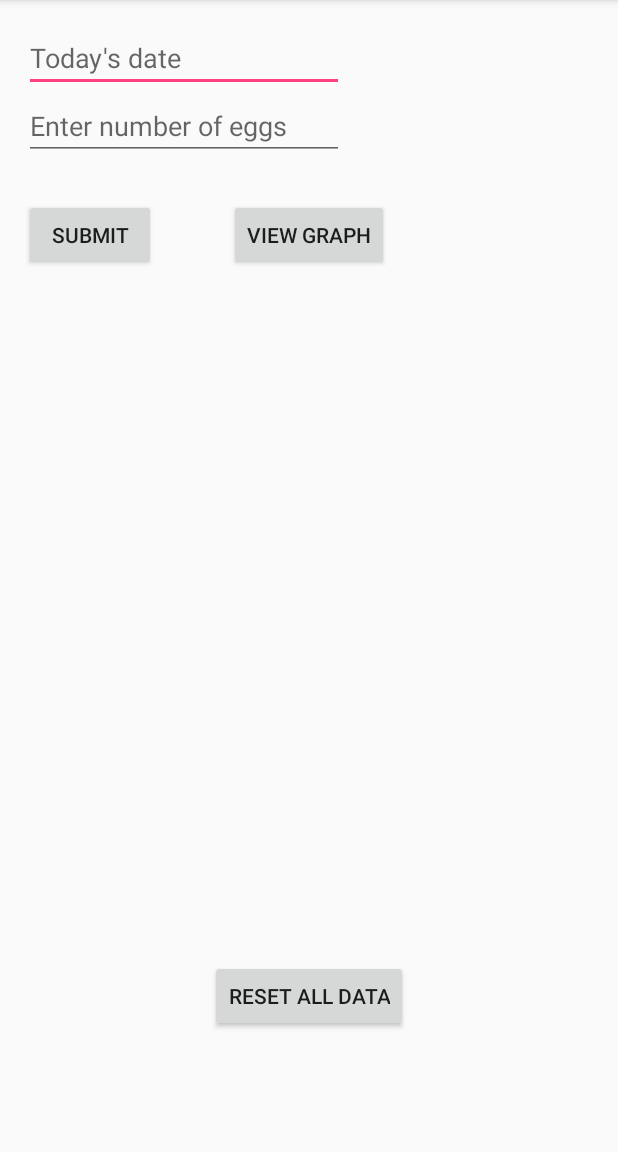
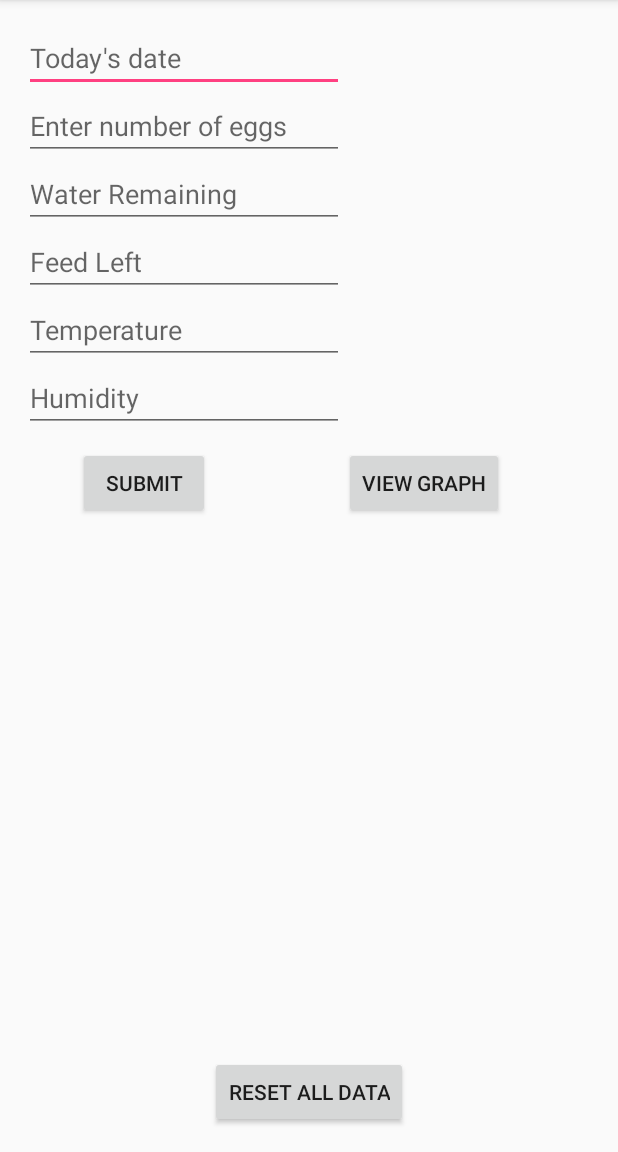
Before and after one commit to yangdanny97/CoopMaster, an Android app: the screen it shows after launch (MainActivity), on a phone screen of 412 x 824 dp, the part 84-1236 px from its top. Run offline under Robolectric (Android 15) with nearby library versions, the phone set to English and light mode, and no system bars.

Commit message:
Additional features

```diff
--- a/app/src/main/res/layout/activity_main.xml
+++ b/app/src/main/res/layout/activity_main.xml
@@ -32,6 +32,48 @@
         android:layout_alignParentLeft="true"
         android:layout_alignParentStart="true" />
 
+    <EditText
+        android:layout_width="wrap_content"
+        android:layout_height="wrap_content"
+        android:inputType="numberDecimal"
+        android:ems="10"
+        android:id="@+id/editText3"
+        android:layout_below="@+id/editText2"
+        android:layout_alignParentLeft="true"
+        android:layout_alignParentStart="true"
+        android:hint="Water Remaining " />
+
+    <EditText
+        android:layout_width="wrap_content"
+        android:layout_height="wrap_content"
+        android:inputType="numberDecimal"
+        android:ems="10"
+        android:layout_below="@+id/editText3"
+        android:layout_alignRight="@+id/editText3"
+        android:layout_alignEnd="@+id/editText3"
+        android:id="@+id/editText4"
+        android:hint="Feed Left" />
+
+    <EditText
+        android:layout_width="wrap_content"
+        android:layout_height="wrap_content"
+        android:inputType="numberDecimal"
+        android:ems="10"
+        android:id="@+id/editText5"
+        android:layout_below="@+id/editText4"
+        android:layout_alignParentLeft="true"
+        android:layout_alignParentStart="true"
+        android:hint="Temperature" />
+
+    <Button
+        android:text="Reset All Data"
+        android:layout_width="wrap_content"
+        android:layout_height="wrap_content"
+        android:id="@+id/button3"
+        android:onClick='resetAllData'
+        android:layout_centerHorizontal="true"
+        android:layout_alignParentBottom="true" />
+
     <Button
         android:text="View Graph"
         android:layout_width="wrap_content"
@@ -40,27 +82,29 @@
         android:id="@+id/button2"
         android:layout_alignBaseline="@+id/button1"
         android:layout_alignBottom="@+id/button1"
-        android:layout_centerHorizontal="true" />
+        android:layout_toRightOf="@+id/editText5"
+        android:layout_toEndOf="@+id/editText5" />
 
     <Button
         android:text="Submit"
         android:layout_width="wrap_content"
         android:layout_height="wrap_content"
-        android:layout_marginTop="26dp"
         android:id="@+id/button1"
         android:onClick='submitData'
-        android:layout_below="@+id/editText2"
-        android:layout_alignParentLeft="true"
-        android:layout_alignParentStart="true" />
+        android:layout_below="@+id/editText5"
+        android:layout_toLeftOf="@+id/button3"
+        android:layout_toStartOf="@+id/button3"
+        android:layout_marginTop="55dp" />
 
-    <Button
-        android:text="Reset All Data"
+    <EditText
         android:layout_width="wrap_content"
         android:layout_height="wrap_content"
-        android:id="@+id/button3"
-        android:onClick='resetAllData'
-        android:layout_alignParentBottom="true"
-        android:layout_centerHorizontal="true"
-        android:layout_marginBottom="64dp" />
+        android:inputType="numberDecimal"
+        android:ems="10"
+        android:layout_below="@+id/editText5"
+        android:layout_alignRight="@+id/editText5"
+        android:layout_alignEnd="@+id/editText5"
+        android:id="@+id/editText6"
+        android:hint="Humidity" />
 
 </RelativeLayout>
```
Also changed, not shown: 2 other files.
